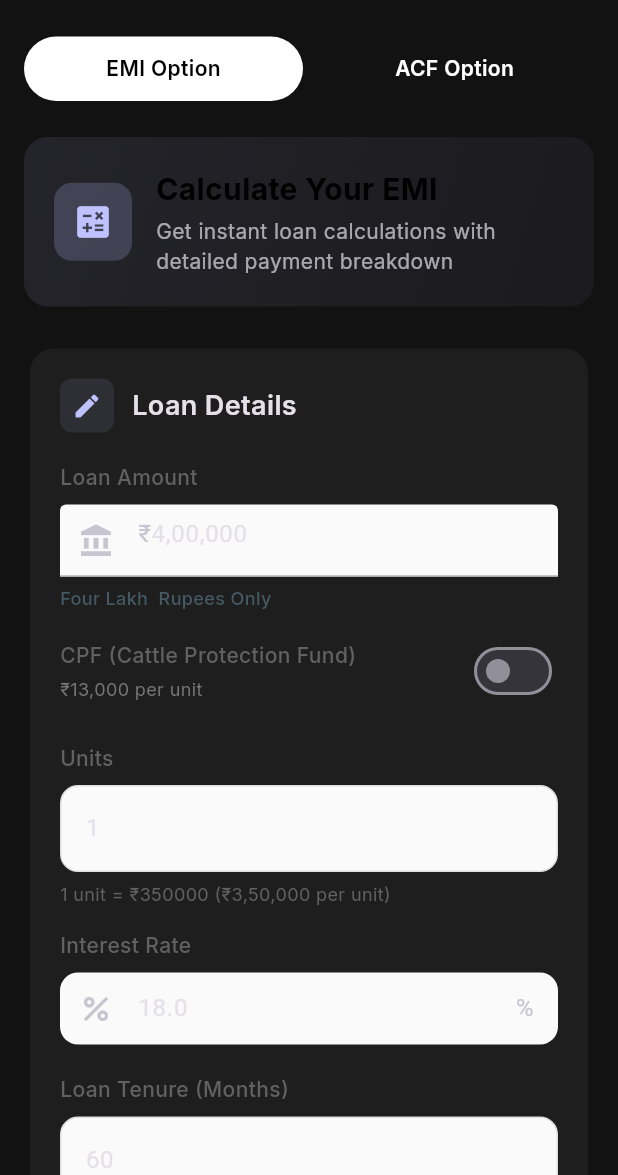
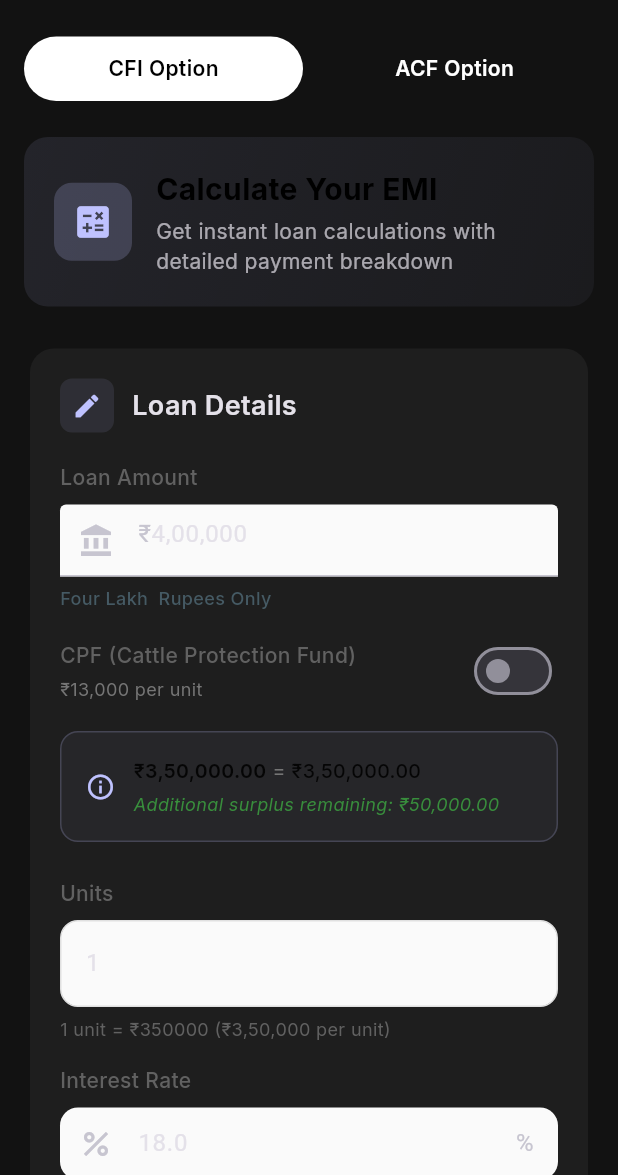
Before and after one commit to gopi-markwave/emi_calculator, a Flutter app: the screen it shows after launch, after a tap on the "dark mode" icon, on a phone screen of 412 x 824 dp, the part 61-1236 px from its top. Run offline on Flutter 3.47's test engine with Material 3 defaults, Android fonts, the phone set to English and light mode, and no system bars; drawn by our look-alikes of flutter_animate; our stand-ins replace confetti, countup, fl_chart, flutter_riverpod, google_fonts, syncfusion_flutter_datagrid and 1 more; missing offline and left inert: file_saver, syncfusion_flutter_core, syncfusion_flutter_pdf, syncfusion_flutter_xlsio.

Commit message:
UI improvements

```diff
--- a/lib/acf/screens/acf_screen.dart
+++ b/lib/acf/screens/acf_screen.dart
@@ -495,7 +495,7 @@ class AcfScreen extends ConsumerWidget {
             context,
             'Free CPF (1st Year)',
             '+ ₹${notifier.formatCurrency(notifier.cpfBenefit)}',
-            '1st year CPF free for both buffaloes (₹13k each). EMI option has only 1 buffalo with 1st year free.',
+            '1st year CPF free for both buffaloes (₹13k each). CFI option has only 1 buffalo with 1st year free.',
           ),
           const Divider(height: 24),
           _buildBenefitRow(
--- a/lib/acf/widgets/comparison_card.dart
+++ b/lib/acf/widgets/comparison_card.dart
@@ -34,7 +34,7 @@ class ComparisonCard extends StatelessWidget {
     return Column(
       children: [
         _buildOptionCard(
-          title: 'EMI Option',
+          title: 'CFI Option',
           isPrimary: false,
           features: [
             ComparisonFeature(
@@ -109,7 +109,7 @@ class ComparisonCard extends StatelessWidget {
       children: [
         Expanded(
           child: _buildOptionCard(
-            title: 'EMI Option',
+            title: 'CFI Option',
             isPrimary: false,
             features: [
               ComparisonFeature(
--- a/lib/calculator/widgets/amortization_table.dart
+++ b/lib/calculator/widgets/amortization_table.dart
@@ -171,7 +171,9 @@ class _AmortizationTableState extends ConsumerState<AmortizationTable> {
               child: ConstrainedBox(
                 constraints: BoxConstraints(minWidth: constraints.maxWidth),
                 child: Container(
-                  width: 1200, // Fixed width to allow horizontal scrolling
+                  width: kIsWeb
+                      ? constraints.maxWidth
+                      : 1200, // Dynamic width for web, fixed for mobile
                   decoration: BoxDecoration(
                     color: Theme.of(context).cardColor,
                     borderRadius: BorderRadius.circular(14),
@@ -198,8 +200,10 @@ class _AmortizationTableState extends ConsumerState<AmortizationTable> {
                       selectionMode: SelectionMode.single,
                       rowHeight: 42,
                       headerRowHeight: 44,
-                      columnWidthMode:
-                          ColumnWidthMode.fill, // Fill available width
+                      columnWidthMode: kIsWeb
+                          ? ColumnWidthMode.fill
+                          : ColumnWidthMode
+                                .none, // Fill for web, fixed widths for mobile
                       gridLinesVisibility: GridLinesVisibility.both,
                       headerGridLinesVisibility: GridLinesVisibility.both,
                       shrinkWrapRows: true,
--- a/lib/calculator/widgets/input_card_widget.dart
+++ b/lib/calculator/widgets/input_card_widget.dart
@@ -104,6 +104,126 @@ class InputCardWidget extends ConsumerWidget {
                   },
                 ),
               ],
+            ),
+            const SizedBox(height: 16),
+
+            // Loan Breakdown Info
+            Container(
+              padding: const EdgeInsets.all(16),
+              decoration: BoxDecoration(
+                color: Theme.of(
+                  context,
+                ).colorScheme.primary.withValues(alpha: 0.05),
+                borderRadius: BorderRadius.circular(12),
+                border: Border.all(
+                  color: Theme.of(
+                    context,
+                  ).colorScheme.primary.withValues(alpha: 0.2),
+                ),
+              ),
+              child: Row(
+                children: [
+                  Icon(
+                    Icons.info_outline,
+                    size: 20,
+                    color: Theme.of(context).colorScheme.primary,
+                  ),
+                  const SizedBox(width: 12),
+                  Expanded(
+                    child: Builder(
+                      builder: (context) {
+                        const double unitCost = 350000.0;
+                        const double cpfCost = 13000.0;
+                        final int units = emiNotifier.units;
+                        final bool cpfEnabled = emiNotifier.cpfEnabled;
+
+                        final double totalUnitCost = unitCost * units;
+                        final double totalCpfCost = cpfEnabled
+                            ? (cpfCost * units)
+                            : 0;
+                        final double grandTotal = totalUnitCost + totalCpfCost;
+                        final double surplus = emiNotifier.amount - grandTotal;
+
+                        return Column(
+                          crossAxisAlignment: CrossAxisAlignment.start,
+                          children: [
+                            Text.rich(
+                              TextSpan(
+                                children: [
+                                  TextSpan(
+                                    text:
+                                        '₹${emiNotifier.formatCurrency(grandTotal)}',
+                                    style: GoogleFonts.inter(
+                                      fontSize: 13,
+                                      fontWeight: FontWeight.w600,
+                                      color: Colors.black87,
+                                    ),
+                                  ),
+                                  TextSpan(
+                                    text: ' = ',
+                                    style: GoogleFonts.inter(
+                                      fontSize: 13,
+                                      color: Colors.grey.shade600,
+                                    ),
+                                  ),
+                                  TextSpan(
+                                    text:
+                                        '₹${emiNotifier.formatCurrency(totalUnitCost)}',
+                                    style: GoogleFonts.inter(
+                                      fontSize: 13,
+                                      fontWeight: FontWeight.w500,
+                                      color: Colors.black87,
+                                    ),
+                                  ),
+                                  if (cpfEnabled) ...[
+                                    TextSpan(
+                                      text: ' + ',
+                                      style: GoogleFonts.inter(
+                                        fontSize: 13,
+                                        color: Colors.grey.shade600,
+                                      ),
+                                    ),
+                                    TextSpan(
+                                      text:
+                                          '₹${emiNotifier.formatCurrency(totalCpfCost)}',
+                                      style: GoogleFonts.inter(
+                                        fontSize: 13,
+                                        fontWeight: FontWeight.w500,
+                                        color: Theme.of(
+                                          context,
+                                        ).colorScheme.primary,
+                                      ),
+                                    ),
+                                    TextSpan(
+                                      text: ' (CPF)',
+                                      style: GoogleFonts.inter(
+                                        fontSize: 11,
+                                        color: Colors.grey.shade600,
+                                      ),
+                                    ),
+                                  ],
+                                ],
+                              ),
+                            ),
+                            if (surplus > 0)
+                              Padding(
+                                padding: const EdgeInsets.only(top: 4.0),
+                                child: Text(
+                                  'Additional surplus remaining: ₹${emiNotifier.formatCurrency(surplus)}',
+                                  style: GoogleFonts.inter(
+                                    fontSize: 12,
+                                    color: Colors.green.shade700,
+                                    fontStyle: FontStyle.italic,
+                                  ),
+                                ),
+                              ),
+                          ],
+                        );
+                      },
+                    ),
+                  ),
+                ],
+              ),
             ),
 
             // const SizedBox(height: 12),
--- a/lib/main.dart
+++ b/lib/main.dart
@@ -78,7 +78,7 @@ class _MainScreenState extends ConsumerState<MainScreen> {
           // Show nav buttons in actions on desktop/tablet
           if (!isMobile) ...[
             _NavButton(
-              label: 'EMI Option',
+              label: 'CFI Option',
               isSelected: _currentIndex == 0,
               onTap: () => _onTabChanged(0),
             ),
@@ -114,7 +114,7 @@ class _MainScreenState extends ConsumerState<MainScreen> {
                     children: [
                       Expanded(
                         child: _NavButton(
-                          label: 'EMI Option',
+                          label: 'CFI Option',
                           isSelected: _currentIndex == 0,
                           onTap: () => _onTabChanged(0),
                         ),
```
Also changed, not shown: lib/calculator/widgets/table_rows.dart (added, +123 -0 lines).
